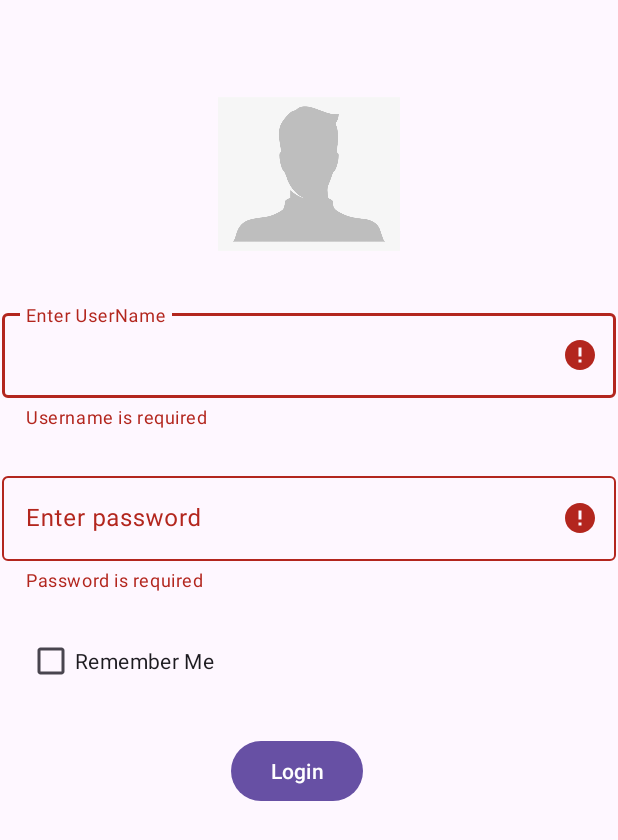
After one commit to Cathybiwott/assessment3, an Android app: the Login screen opened directly, with no data from a screen before it, on a phone screen of 412 x 824 dp. The commit adds this screen. Shown: the top 840 px of the screen. Run offline under Robolectric (Android 15) with nearby library versions, the phone set to English and light mode, and no system bars.

Commit message:
first commit

```diff
--- a/app/build.gradle
+++ b/app/build.gradle
@@ -41,6 +41,7 @@ dependencies {
     implementation 'androidx.appcompat:appcompat:1.6.1'
     implementation 'com.google.android.material:material:1.5.0'
     implementation 'androidx.constraintlayout:constraintlayout:2.1.4'
+    implementation 'com.google.android.material:material:1.4.0'
     testImplementation 'junit:junit:4.13.2'
     androidTestImplementation 'androidx.test.ext:junit:1.1.5'
     androidTestImplementation 'androidx.test.espresso:espresso-core:3.5.1'
--- a/app/src/main/AndroidManifest.xml
+++ b/app/src/main/AndroidManifest.xml
@@ -13,6 +13,12 @@
         android:theme="@style/Theme.Assessment3"
         tools:targetApi="31">
         <activity
+            android:name=".Login"
+            android:exported="false" />
+        <activity
+            android:name=".login"
+            android:exported="false" />
+        <activity
             android:name=".MainActivity"
             android:exported="true">
             <intent-filter>
--- /dev/null
+++ b/app/src/main/java/com/example/assessment3/Login.kt
@@ -0,0 +1,33 @@
+package com.example.assessment3
+
+import androidx.appcompat.app.AppCompatActivity
+import android.os.Bundle
+import android.util.Patterns
+import com.example.assessment3.databinding.ActivityLoginBinding
+import com.example.assessment3.databinding.ActivityMainBinding
+
+class Login : AppCompatActivity() {
+    lateinit var binding: ActivityLoginBinding
+    override fun onCreate(savedInstanceState: Bundle?) {
+        super.onCreate(savedInstanceState)
+        binding = ActivityLoginBinding.inflate(layoutInflater)
+        setContentView(binding.root)
+        validateInput()
+    }
+
+    fun validateInput() {
+        binding.tilUserName.error = null
+        val userName = binding.etUserName.text.toString()
+        val password = binding.etpassword.text.toString()
+        var error = false
+
+        if (userName.isBlank()) {
+            binding.tilUserName.error = "Username is required"
+            error = true
+        }
+        if (password.isBlank()) {
+            binding.tilpassword.error = "Password is required"
+            error = true
+        }
+    }
+}
--- /dev/null
+++ b/app/src/main/res/layout/activity_login.xml
@@ -0,0 +1,76 @@
+<?xml version="1.0" encoding="utf-8"?>
+<androidx.constraintlayout.widget.ConstraintLayout xmlns:android="http://schemas.android.com/apk/res/android"
+    xmlns:app="http://schemas.android.com/apk/res-auto"
+    xmlns:tools="http://schemas.android.com/tools"
+    android:layout_width="match_parent"
+    android:layout_height="match_parent"
+    tools:context=".Login">
+
+    <com.google.android.material.textfield.TextInputLayout
+        android:id="@+id/tilUserName"
+        android:layout_width="409dp"
+        android:layout_height="wrap_content"
+        android:layout_marginStart="1dp"
+        android:layout_marginTop="203dp"
+        app:layout_constraintStart_toStartOf="parent"
+        app:layout_constraintTop_toTopOf="parent">
+
+        <com.google.android.material.textfield.TextInputEditText
+            android:id="@+id/etUserName"
+            android:layout_width="match_parent"
+            android:layout_height="wrap_content"
+            android:hint="Enter UserName" />
+    </com.google.android.material.textfield.TextInputLayout>
+
+    <com.google.android.material.textfield.TextInputLayout
+        android:id="@+id/tilpassword"
+        android:layout_width="409dp"
+        android:layout_height="wrap_content"
+        android:layout_marginStart="1dp"
+        android:layout_marginTop="26dp"
+        app:layout_constraintStart_toStartOf="parent"
+        app:layout_constraintTop_toBottomOf="@+id/tilUserName">
+
+        <com.google.android.material.textfield.TextInputEditText
+            android:id="@+id/etpassword"
+            android:layout_width="match_parent"
+            android:layout_height="wrap_content"
+            android:hint="Enter password" />
+    </com.google.android.material.textfield.TextInputLayout>
+
+    <CheckBox
+        android:id="@+id/cbRemember"
+        android:layout_width="wrap_content"
+        android:layout_height="wrap_content"
+        android:layout_marginStart="18dp"
+        android:layout_marginTop="22dp"
+        android:text="Remember Me"
+        app:layout_constraintStart_toStartOf="parent"
+        app:layout_constraintTop_toBottomOf="@+id/tilpassword" />
+
+    <Button
+        android:id="@+id/btnLogin"
+        android:layout_width="wrap_content"
+        android:layout_height="wrap_content"
+        android:layout_marginStart="153dp"
+        android:layout_marginTop="95dp"
+        android:layout_marginEnd="170dp"
+        android:text="Login"
+        app:layout_constraintEnd_toEndOf="parent"
+        app:layout_constraintStart_toStartOf="parent"
+        app:layout_constraintTop_toBottomOf="@+id/tilpassword" />
+
+    <ImageView
+        android:id="@+id/ivImage"
+        android:layout_width="121dp"
+        android:layout_height="157dp"
+        android:layout_marginStart="119dp"
+        android:layout_marginTop="37dp"
+        android:layout_marginEnd="119dp"
+        android:layout_marginBottom="9dp"
+        app:layout_constraintBottom_toTopOf="@+id/tilUserName"
+        app:layout_constraintEnd_toEndOf="parent"
+        app:layout_constraintStart_toStartOf="parent"
+        app:layout_constraintTop_toTopOf="parent"
+        app:srcCompat="@drawable/person" />
+</androidx.constraintlayout.widget.ConstraintLayout>
```
Also changed, not shown: app/src/main/java/com/example/assessment3/MainActivity.kt (+44 -8 lines), app/src/main/res/layout/activity_main.xml (+72 -10 lines), app/src/main/res/layout/activity_registration.xml (deleted, +0 -39 lines).
